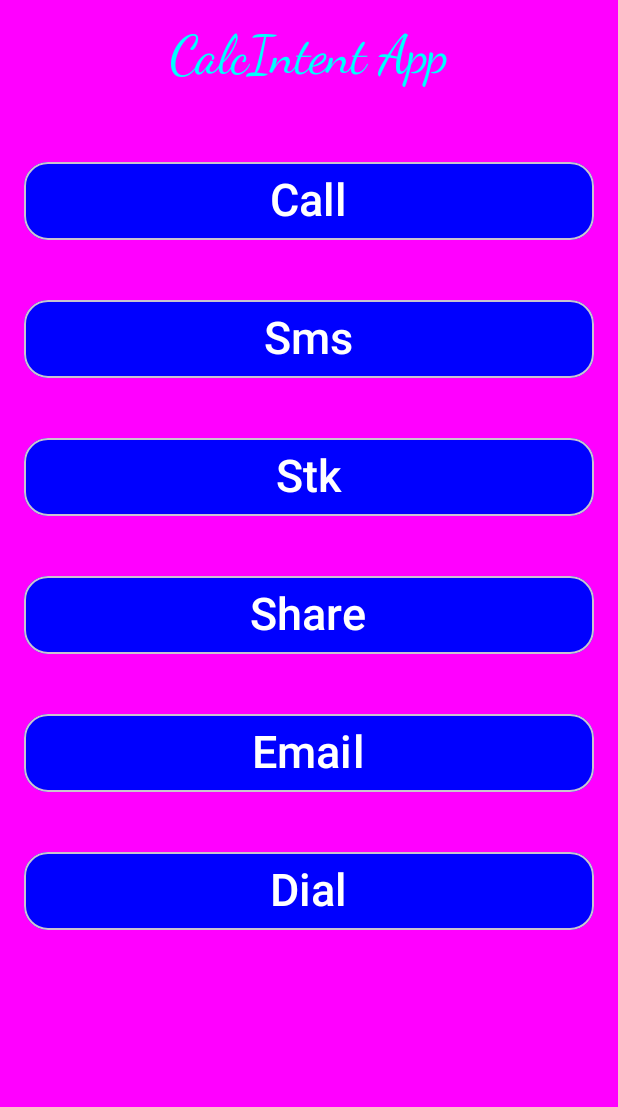
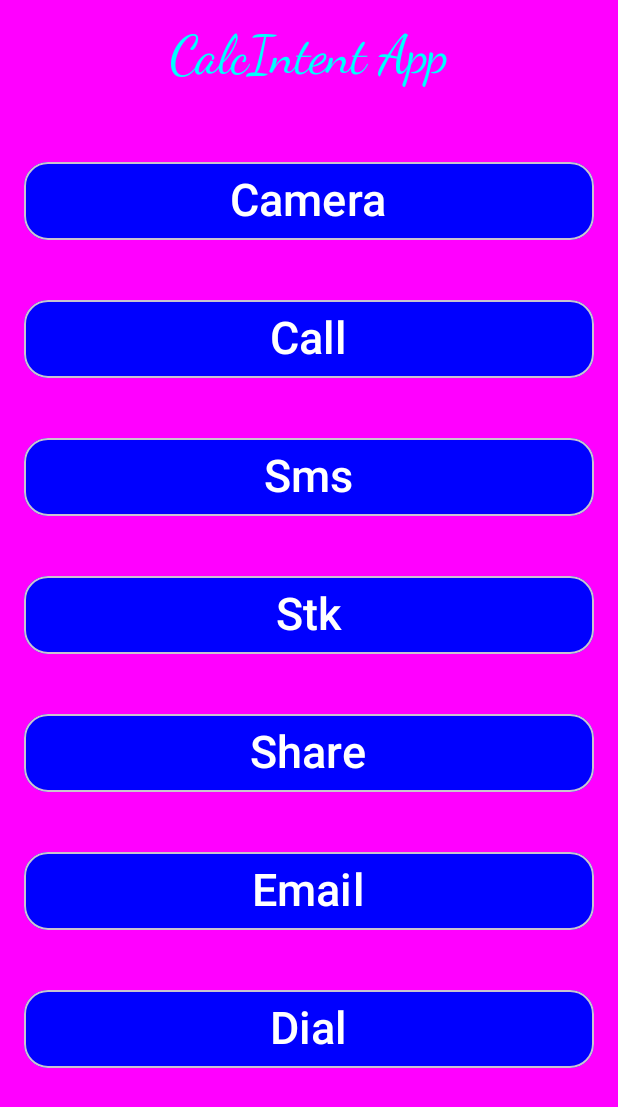
Before and after one commit to RMwashumbe/CalculatorIntentJetpack, an Android app built with Jetpack Compose: the IntentActivity screen opened directly, with no data from a screen before it, after a tap on "Call", on a phone screen of 412 x 824 dp. Shown: the top 1107 px of the screen. Run offline under Robolectric (Android 15) with nearby library versions, the phone set to English and light mode, and no system bars.

Commit message:
initial commit

```diff
--- a/app/src/main/java/com/example/calcintentjetpack/IntentActivity.kt
+++ b/app/src/main/java/com/example/calcintentjetpack/IntentActivity.kt
@@ -1,6 +1,11 @@
 package com.example.calcintentjetpack
 
+import android.app.Activity
+import android.content.Intent
+import android.content.pm.PackageManager
+import android.net.Uri
 import android.os.Bundle
+import android.provider.MediaStore
 import androidx.activity.ComponentActivity
 import androidx.activity.compose.setContent
 import androidx.compose.foundation.background
@@ -21,23 +26,29 @@ import androidx.compose.runtime.Composable
 import androidx.compose.ui.Alignment
 import androidx.compose.ui.Modifier
 import androidx.compose.ui.graphics.Color
+import androidx.compose.ui.platform.LocalContext
 import androidx.compose.ui.text.font.FontFamily
 import androidx.compose.ui.tooling.preview.Preview
 import androidx.compose.ui.unit.dp
 import androidx.compose.ui.unit.sp
+import androidx.core.app.ActivityCompat
+import androidx.core.app.ActivityCompat.startActivityForResult
+import androidx.core.content.ContextCompat
 import com.example.calcintentjetpack.ui.theme.CalcintentjetpackTheme
 
 class IntentActivity : ComponentActivity() {
     override fun onCreate(savedInstanceState: Bundle?) {
         super.onCreate(savedInstanceState)
         setContent {
-           Intent()
+           com.example.calcintentjetpack.Intent()
         }
     }
 }
 
 @Composable
 fun Intent() {
+    val context = LocalContext.current
+
     Column (
         horizontalAlignment = Alignment.CenterHorizontally,
         verticalArrangement = Arrangement.Top,
@@ -53,9 +64,38 @@ fun Intent() {
             fontSize = 35.sp
         )
         Spacer(modifier = Modifier.height(50.dp))
+        OutlinedButton(
+            onClick = {
+                      val takePictureIntent = Intent(MediaStore.ACTION_IMAGE_CAPTURE)
+                      startActivityForResult(context as Activity, takePictureIntent,1,null)
+            },
+            colors = ButtonDefaults.buttonColors(Color.Blue),
+            shape = RoundedCornerShape(16.dp),
+            modifier = Modifier.fillMaxWidth()
+
+        ) {
+            Text(text = "Camera",
+                fontSize = 30.sp)
+        }
+        Spacer(modifier = Modifier.height(40.dp))
 
         OutlinedButton(
-            onClick = { /*TODO*/ },
+            onClick = {
+                      val intent = Intent(android.content.Intent.ACTION_CALL, Uri.parse("tel" + "+918511812660"))
+                       if(ContextCompat.checkSelfPermission(
+                           context,
+                           android.Manifest.permission.CALL_PHONE
+                           ) != PackageManager.PERMISSION_GRANTED
+                       ) {
+                           ActivityCompat.requestPermissions(
+                           context as Activity,
+                           arrayOf(android.Manifest.permission.CALL_PHONE),
+                               1
+                       )
+            } else {
+                           context.startActivity(intent)
+            }
+            },
             colors = ButtonDefaults.buttonColors(Color.Blue),
             shape = RoundedCornerShape(16.dp),
             modifier = Modifier.fillMaxWidth()
@@ -63,11 +103,20 @@ fun Intent() {
             ) {
            Text(text = "Call",
                 fontSize = 30.sp)
+
         }
         Spacer(modifier = Modifier.height(40.dp))
 
         OutlinedButton(
-            onClick = { /*TODO*/ },
+            onClick = {
+                val uri = Uri.parse("smsto:07456789")
+
+                val intent = Intent(Intent.ACTION_SENDTO, uri)
+
+                intent.putExtra("Hello", "How is todays weather")
+
+                context.startActivity(intent)
+            },
             colors = ButtonDefaults.buttonColors(Color.Blue),
             shape = RoundedCornerShape(16.dp),
             modifier = Modifier.fillMaxWidth()
@@ -80,7 +129,11 @@ fun Intent() {
         Spacer(modifier = Modifier.height(40.dp))
 
         OutlinedButton(
-            onClick = { /*TODO*/ },
+            onClick = { val simToolKitLaunchIntent =
+                context.packageManager.getLaunchIntentForPackage("com.android.stk")
+
+                simToolKitLaunchIntent?.let { context.startActivity(it) }
+                      },
             colors = ButtonDefaults.buttonColors(Color.Blue),
             shape = RoundedCornerShape(16.dp),
             modifier = Modifier.fillMaxWidth()
@@ -89,11 +142,21 @@ fun Intent() {
             Text(text = "Stk",
                 fontSize = 30.sp)
 
+
         }
         Spacer(modifier = Modifier.height(40.dp))
 
         OutlinedButton(
-            onClick = { /*TODO*/ },
+            onClick = {  val shareIntent = Intent(Intent.ACTION_SEND)
+
+                shareIntent.flags = Intent.FLAG_ACTIVITY_NEW_TASK
+
+                shareIntent.type = "text/plain"
+
+                shareIntent.putExtra(Intent.EXTRA_TEXT, "Hey, download this app!")
+
+                context.startActivity(shareIntent)
+                      },
             colors = ButtonDefaults.buttonColors(Color.Blue),
             shape = RoundedCornerShape(16.dp),
             modifier = Modifier.fillMaxWidth()
@@ -101,7 +164,6 @@ fun Intent() {
         ) {
             Text(text = "Share",
                 fontSize = 30.sp)
-
 
         }
         Spacer(modifier = Modifier.height(40.dp))
@@ -120,24 +182,25 @@ fun Intent() {
                 Spacer(modifier = Modifier.height(40.dp))
 
                 OutlinedButton(
-            onClick = { /*TODO*/ },
+                    onClick = {
+                        val phone = "+34666777888"
+
+                        val intent = Intent(Intent.ACTION_DIAL, Uri.fromParts("tel", phone, null))
+
+                        context.startActivity(intent)
+                    },
                     colors = ButtonDefaults.buttonColors(Color.Blue),
                     shape = RoundedCornerShape(16.dp),
                     modifier = Modifier.fillMaxWidth()
-
                 ) {
                     Text(text = "Dial",
                         fontSize = 30.sp)
 
             }
             }
-
-
     }
-
-
 @Preview(showBackground = true)
 @Composable
 fun Intentpre() {
-    Intent()
+    com.example.calcintentjetpack.Intent()
 }
```
Lines whose indentation alone changed are shown as unchanged.
